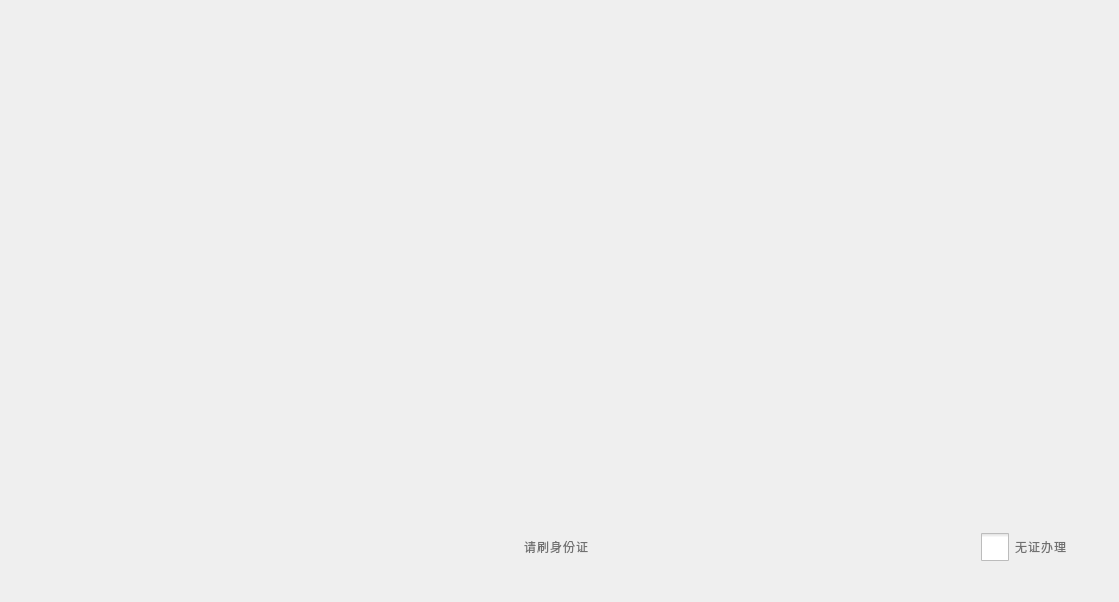
leithergit/SSCard_System, file SSCard_System/uc_readidcard.ui: the form before one commit.
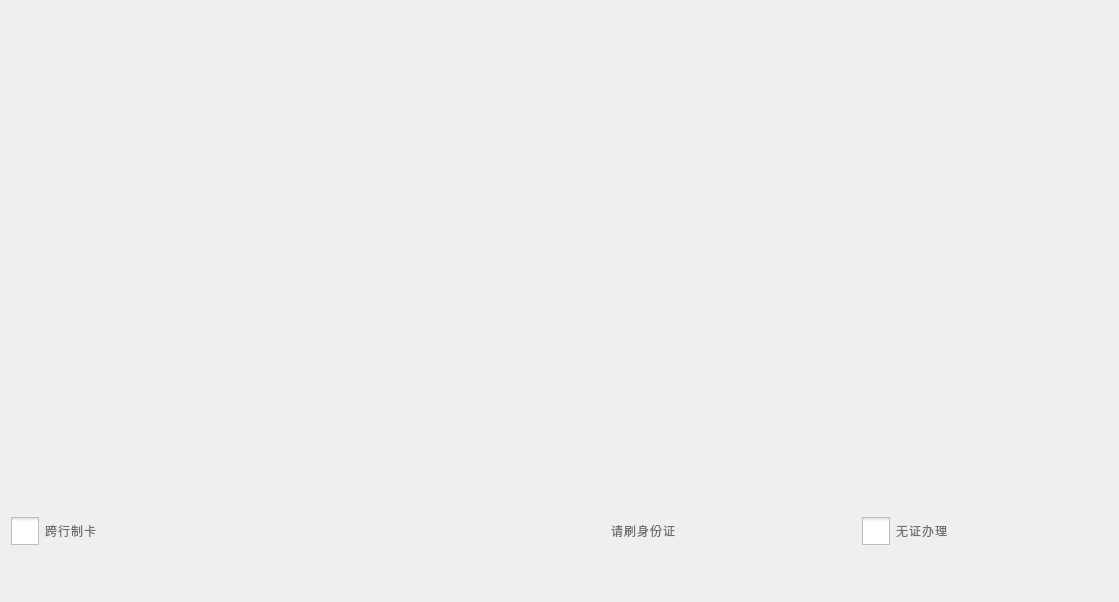
The form after the commit.

Commit message: 1.添加修改信息界面 2.修改临时使用移动端的代码作为桌面端使用 3.修改与社保通信的接口顺序（见2.11社保文档） 4.添加跨行换卡功能 5.添加信息修改功能 6.修改通信方式为post

What changed in the file:
```diff
--- a/SSCard_System/uc_readidcard.ui
+++ b/SSCard_System/uc_readidcard.ui
@@ -93,9 +93,31 @@
     </spacer>
    </item>
    <item>
-    <layout class="QHBoxLayout" name="horizontalLayout_4" stretch="1">
+    <layout class="QHBoxLayout" name="horizontalLayout">
      <item>
-      <layout class="QHBoxLayout" name="horizontalLayout_3">
+      <widget class="QCheckBox" name="checkBox_SwitchBank">
+       <property name="minimumSize">
+        <size>
+         <width>206</width>
+         <height>60</height>
+        </size>
+       </property>
+       <property name="styleSheet">
+        <string notr="true">QCheckBox::indicator {width: 28px;height: 28px;}
+QCheckBox{
+font-weight: normal;
+line-height: 49px;
+letter-spacing: 1px;
+color: #707070;
+font:42px &quot;思源黑体 CN Medium&quot;;
+border-radius: 24px;
+}</string>
+       </property>
+       <property name="text">
+        <string>跨行制卡</string>
+       </property>
+      </widget>
+     </item>
        <item>
         <spacer name="horizontalSpacer_6">
          <property name="orientation">
@@ -149,24 +171,14 @@
          </property>
         </spacer>
        </item>
-       <item>
-        <spacer name="horizontalSpacer_7">
-         <property name="orientation">
-          <enum>Qt::Horizontal</enum>
-         </property>
-         <property name="sizeType">
-          <enum>QSizePolicy::Fixed</enum>
-         </property>
-         <property name="sizeHint" stdset="0">
-          <size>
-           <width>206</width>
-           <height>20</height>
-          </size>
-         </property>
-        </spacer>
-       </item>
        <item>
         <widget class="QCheckBox" name="checkBox_WithoutIDCard">
+       <property name="minimumSize">
+        <size>
+         <width>206</width>
+         <height>60</height>
+        </size>
+       </property>
          <property name="styleSheet">
           <string notr="true">QCheckBox::indicator {width: 28px;height: 28px;}
 QCheckBox{
@@ -198,8 +210,6 @@
           </size>
          </property>
         </spacer>
-       </item>
-      </layout>
      </item>
     </layout>
    </item>
```
Lines whose indentation alone changed are shown as unchanged. The commit also changes 33 other files.
